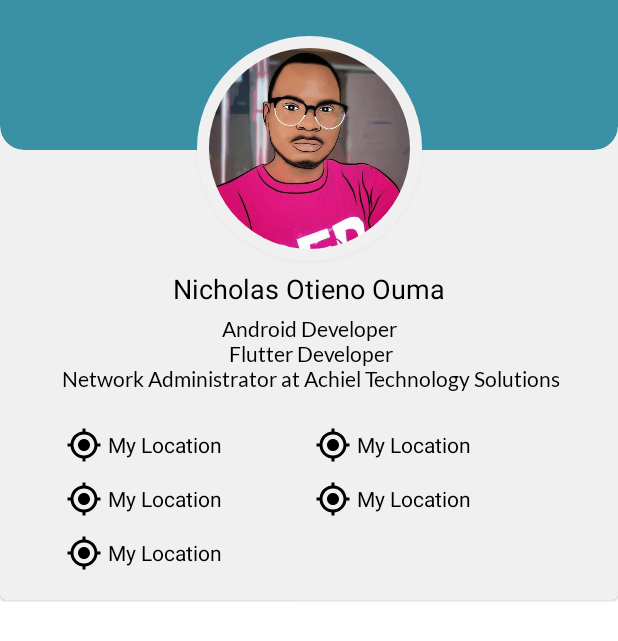
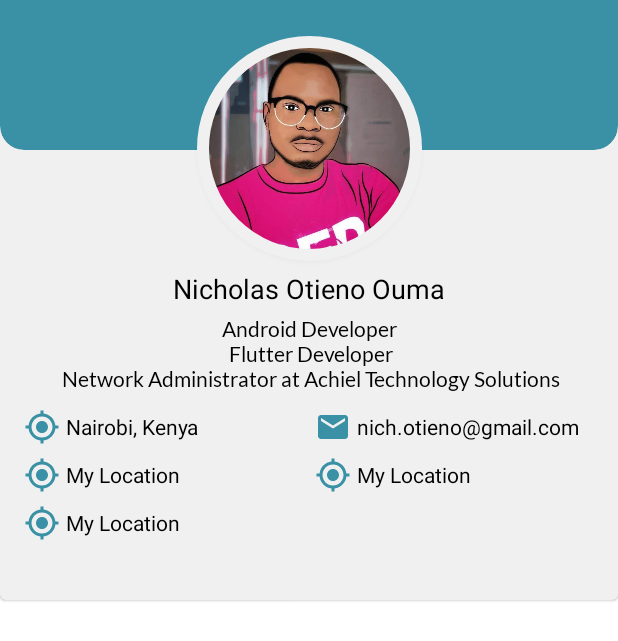
Before and after one commit to Crucialjun/MyCV, an Android app: the screen it shows after launch (MainActivity), on a phone screen of 412 x 824 dp. Shown: the top 641 px of the screen. Run offline under Robolectric (Android 15) with nearby library versions, the phone set to English and light mode, and no system bars; Roboto replaces fonts that are not available here.

Commit message:
add data

```diff
--- a/app/src/main/java/com/example/mycv/MainActivity.kt
+++ b/app/src/main/java/com/example/mycv/MainActivity.kt
@@ -15,8 +15,8 @@ class MainActivity : AppCompatActivity() {
 
         val contactItems : ArrayList<ContactGridItemModel>  = ArrayList<ContactGridItemModel>()
 
-        contactItems.add(ContactGridItemModel(R.drawable.ic_baseline_my_location_24,"My Location"))
-        contactItems.add(ContactGridItemModel(R.drawable.ic_baseline_my_location_24,"My Location"))
+        contactItems.add(ContactGridItemModel(R.drawable.ic_baseline_my_location_24,"Nairobi, Kenya"))
+        contactItems.add(ContactGridItemModel(R.drawable.ic_baseline_email_24,"nich.otieno@gmail.com"))
         contactItems.add(ContactGridItemModel(R.drawable.ic_baseline_my_location_24,"My Location"))
         contactItems.add(ContactGridItemModel(R.drawable.ic_baseline_my_location_24,"My Location"))
         contactItems.add(ContactGridItemModel(R.drawable.ic_baseline_my_location_24,"My Location"))
--- /dev/null
+++ b/app/src/main/res/drawable/ic_baseline_email_24.xml
@@ -0,0 +1,5 @@
+<vector android:height="24dp" android:tint="#000000"
+    android:viewportHeight="24" android:viewportWidth="24"
+    android:width="24dp" xmlns:android="http://schemas.android.com/apk/res/android">
+    <path android:fillColor="@android:color/white" android:pathData="M20,4L4,4c-1.1,0 -1.99,0.9 -1.99,2L2,18c0,1.1 0.9,2 2,2h16c1.1,0 2,-0.9 2,-2L22,6c0,-1.1 -0.9,-2 -2,-2zM20,8l-8,5 -8,-5L4,6l8,5 8,-5v2z"/>
+</vector>
--- a/app/src/main/res/layout/activity_main.xml
+++ b/app/src/main/res/layout/activity_main.xml
@@ -102,20 +102,18 @@
         </com.google.android.material.textview.MaterialTextView>
 
         <GridView
-            app:flow_verticalAlign="center"
-            app:flow_horizontalAlign="center"
+
             android:id="@+id/grid_contact_items"
             android:layout_width="0dp"
             android:layout_height="200dp"
-            android:verticalSpacing="4dp"
-            android:layout_marginStart="24dp"
+
+            android:layout_marginStart="8dp"
             android:layout_marginTop="4dp"
-            android:layout_marginEnd="24dp"
-            android:columnWidth="150dp"
+            android:layout_marginEnd="8dp"
+            android:columnWidth="160dp"
             android:elevation="2dp"
             android:numColumns="auto_fit"
-            android:padding="16dp"
-            android:nestedScrollingEnabled="false"
+            android:padding="4dp"
             app:layout_constraintEnd_toEndOf="parent"
             app:layout_constraintStart_toStartOf="parent"
             app:layout_constraintTop_toBottomOf="@id/txt_header"
--- a/app/src/main/res/layout/contact_info_grid_item.xml
+++ b/app/src/main/res/layout/contact_info_grid_item.xml
@@ -11,7 +11,8 @@
         android:id="@+id/img_grid_item_image"
         android:layout_width="wrap_content"
         android:layout_height="wrap_content"
-        android:src="@drawable/ic_baseline_my_location_24">
+        android:src="@drawable/ic_baseline_my_location_24"
+        app:tint="@color/accent_green">
 
     </ImageView>
     <Space
```
